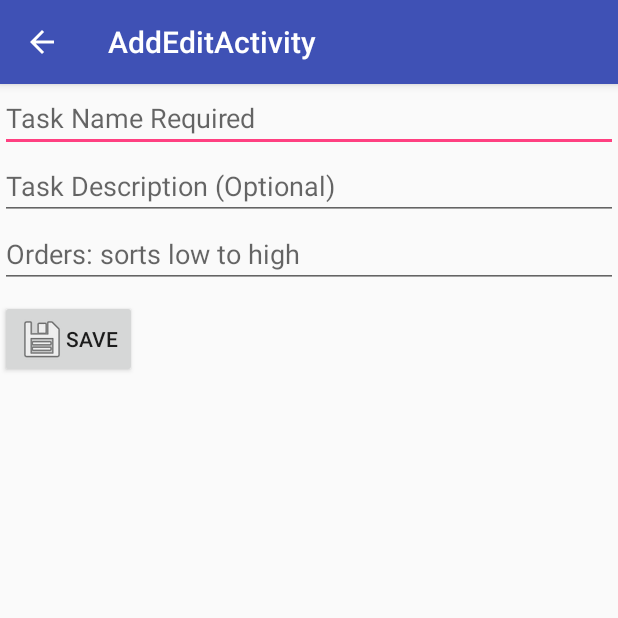
After one commit to ponterip1/TaskTimer, an Android app: the AddEditActivity screen opened directly, with no data from a screen before it, on a phone screen of 412 x 824 dp, the top half of it. The commit adds this screen. Run offline under Robolectric (Android 15) with nearby library versions, the phone set to English and light mode, and no system bars; 1 statement that could not run was skipped.

Commit message:
created add_edit fragment

```diff
--- /dev/null
+++ b/app/src/main/java/com/peterponterio/tasktimer/AddEditActivity.java
@@ -0,0 +1,30 @@
+package com.peterponterio.tasktimer;
+
+import android.os.Bundle;
+import android.support.design.widget.FloatingActionButton;
+import android.support.design.widget.Snackbar;
+import android.support.v7.app.AppCompatActivity;
+import android.support.v7.widget.Toolbar;
+import android.view.View;
+
+public class AddEditActivity extends AppCompatActivity {
+
+    @Override
+    protected void onCreate(Bundle savedInstanceState) {
+        super.onCreate(savedInstanceState);
+        setContentView(R.layout.activity_add_edit);
+        Toolbar toolbar = (Toolbar) findViewById(R.id.toolbar);
+        setSupportActionBar(toolbar);
+
+        FloatingActionButton fab = (FloatingActionButton) findViewById(R.id.fab);
+        fab.setOnClickListener(new View.OnClickListener() {
+            @Override
+            public void onClick(View view) {
+                Snackbar.make(view, "Replace with your own action", Snackbar.LENGTH_LONG)
+                        .setAction("Action", null).show();
+            }
+        });
+        getSupportActionBar().setDisplayHomeAsUpEnabled(true);
+    }
+
+}
--- /dev/null
+++ b/app/src/main/java/com/peterponterio/tasktimer/AddEditActivityFragment.java
@@ -0,0 +1,22 @@
+package com.peterponterio.tasktimer;
+
+import android.support.v4.app.Fragment;
+import android.os.Bundle;
+import android.view.LayoutInflater;
+import android.view.View;
+import android.view.ViewGroup;
+
+/**
+ * A placeholder fragment containing a simple view.
+ */
+public class AddEditActivityFragment extends Fragment {
+
+    public AddEditActivityFragment() {
+    }
+
+    @Override
+    public View onCreateView(LayoutInflater inflater, ViewGroup container,
+                             Bundle savedInstanceState) {
+        return inflater.inflate(R.layout.fragment_add_edit, container, false);
+    }
+}
--- /dev/null
+++ b/app/src/main/res/layout/activity_add_edit.xml
@@ -0,0 +1,26 @@
+<?xml version="1.0" encoding="utf-8"?>
+<android.support.design.widget.CoordinatorLayout xmlns:android="http://schemas.android.com/apk/res/android"
+    xmlns:app="http://schemas.android.com/apk/res-auto"
+    xmlns:tools="http://schemas.android.com/tools"
+    android:layout_width="match_parent"
+    android:layout_height="match_parent"
+    tools:context="com.peterponterio.tasktimer.AddEditActivity">
+
+    <android.support.design.widget.AppBarLayout
+        android:layout_width="match_parent"
+        android:layout_height="wrap_content"
+        android:theme="@style/AppTheme.AppBarOverlay">
+
+        <android.support.v7.widget.Toolbar
+            android:id="@+id/toolbar"
+            android:layout_width="match_parent"
+            android:layout_height="?attr/actionBarSize"
+            android:background="?attr/colorPrimary"
+            app:popupTheme="@style/AppTheme.PopupOverlay" />
+
+    </android.support.design.widget.AppBarLayout>
+
+    <include layout="@layout/content_add_edit" />
+
+
+</android.support.design.widget.CoordinatorLayout>
--- /dev/null
+++ b/app/src/main/res/layout/fragment_add_edit.xml
@@ -0,0 +1,46 @@
+<?xml version="1.0" encoding="utf-8"?>
+<LinearLayout xmlns:android="http://schemas.android.com/apk/res/android"
+    xmlns:tools="http://schemas.android.com/tools"
+    android:id="@+id/content_add_edit"
+    android:layout_width="match_parent"
+    android:layout_height="match_parent"
+    android:orientation="vertical"
+    tools:context="com.peterponterio.tasktimer.AddEditActivityFragment"
+    tools:showIn="@layout/activity_add_edit">
+
+    <EditText
+        android:id="@+id/addedit_name"
+        android:layout_width="match_parent"
+        android:layout_height="wrap_content"
+        android:ems="10"
+        android:hint="@string/addedit_name_hint"
+        android:inputType="textNoSuggestions"
+        android:maxLength="64" />
+
+    <EditText
+        android:id="@+id/addedit_description"
+        android:layout_width="match_parent"
+        android:layout_height="wrap_content"
+        android:ems="10"
+        android:hint="@string/addedit_description_hint"
+        android:inputType="textMultiLine"
+        android:maxLength="256" />
+
+    <EditText
+        android:id="@+id/addedit_sortorder"
+        android:layout_width="match_parent"
+        android:layout_height="wrap_content"
+        android:ems="10"
+        android:hint="@string/addedit_sort_hint"
+        android:inputType="number"
+        android:maxLength="9" />
+
+    <Button
+        android:id="@+id/addedit_save"
+        android:layout_width="wrap_content"
+        android:layout_height="wrap_content"
+        android:layout_marginTop="8dp"
+        android:drawableLeft="@android:drawable/ic_menu_save"
+        android:drawableStart="@android:drawable/ic_menu_save"
+        android:text="@string/addedit_save_text" />
+</LinearLayout>
--- a/app/src/main/res/values/strings.xml
+++ b/app/src/main/res/values/strings.xml
@@ -13,4 +13,5 @@
     <string name="addedit_description_hint">Task Description (Optional)</string>
     <string name="addedit_sort_hint">Orders: sorts low to high</string>
     <string name="addedit_save_text">Save</string>
+    <string name="title_activity_add_edit">AddEditActivity</string>
 </resources>
```
Also changed, not shown: app/src/main/AndroidManifest.xml (+13 -8 lines), app/src/main/java/com/peterponterio/tasktimer/Task.java (added, +54 -0 lines), app/src/main/res/layout/content_add_edit.xml (added, +9 -0 lines), app/src/main/res/menu/menu_add_edit.xml (added, +10 -0 lines).
